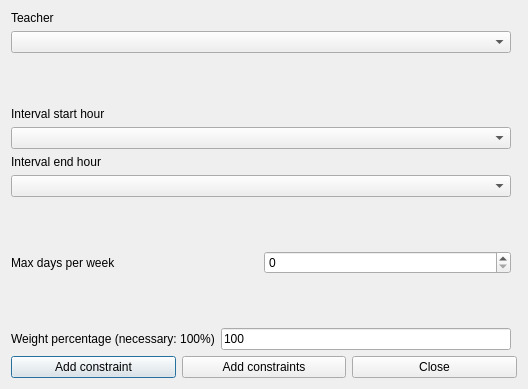
Qt form fet/src/interface/addconstraintteacherafternoonintervalmaxdaysperweekform_template.ui (vonmecheln/fet) before a commit.
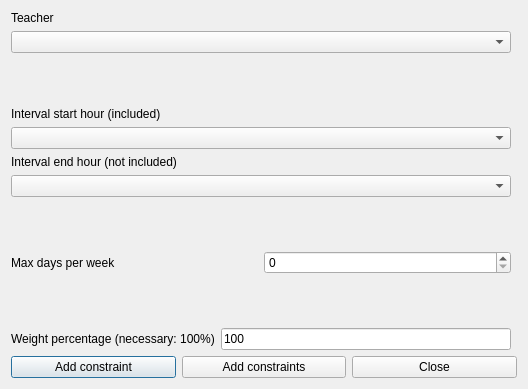
The same form after that commit.

```diff
--- a/fet/src/interface/addconstraintteacherafternoonintervalmaxdaysperweekform_template.ui
+++ b/fet/src/interface/addconstraintteacherafternoonintervalmaxdaysperweekform_template.ui
@@ -165,7 +165,7 @@
         <enum>QFrame::Plain</enum>
        </property>
        <property name="text">
-        <string>Interval end hour</string>
+        <string extracomment="This field refers to a constraint operating on a given hourly interval. The selected start hour of the interval is included (is counted) in the constraint, while the selected end hour of the interval is not included (is not counted) in the constraint.">Interval end hour (not included)</string>
        </property>
        <property name="wordWrap">
         <bool>false</bool>
@@ -198,7 +198,7 @@
         <enum>QFrame::Plain</enum>
        </property>
        <property name="text">
-        <string>Interval start hour</string>
+        <string extracomment="This field refers to a constraint operating on a given hourly interval. The selected start hour of the interval is included (is counted) in the constraint, while the selected end hour of the interval is not included (is not counted) in the constraint.">Interval start hour (included)</string>
        </property>
        <property name="wordWrap">
         <bool>false</bool>
```
